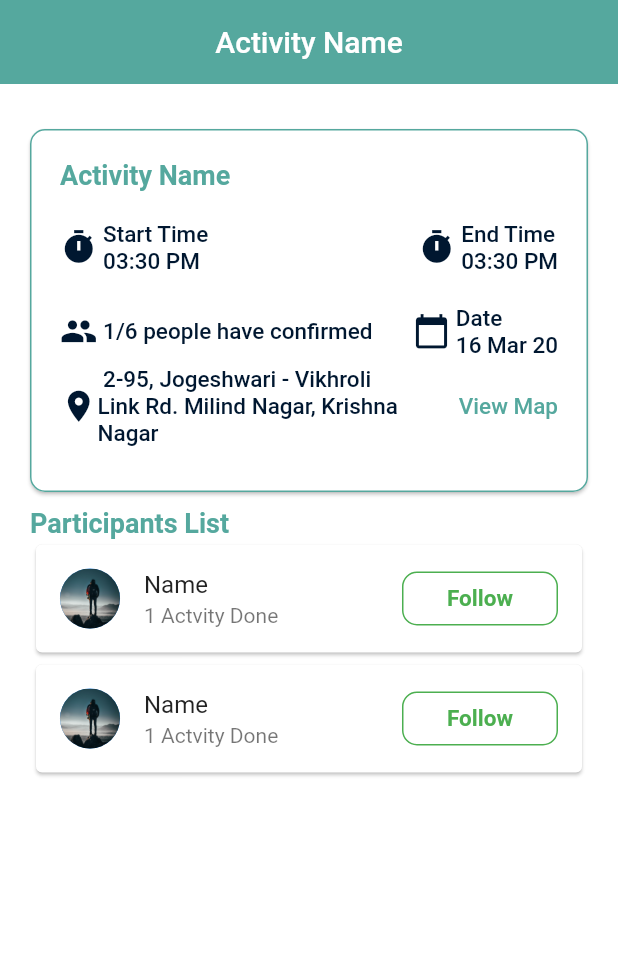
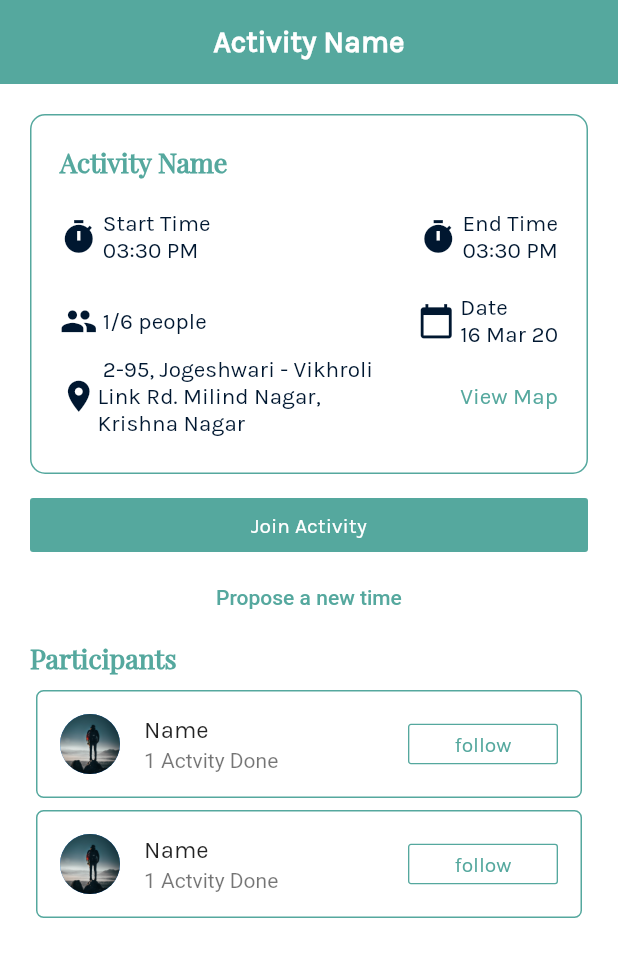
Before and after one commit to priyamshah112/chalo, a Flutter app: the ActivityDetails screen opened directly, on a phone screen of 412 x 824 dp. Shown: the top 957 px of the screen. Run offline on Flutter 3.47's test engine with Material 2 defaults, Android fonts, the phone set to English and light mode, and no system bars; our stand-ins replace cloud_firestore, datetime_picker_formfield, firebase_auth, firebase_messaging, firebase_storage, flutter_map and 10 more; missing offline and left inert: gender_selection, geocoder, mapbox_search_flutter, steel_crypt; accounts and stored records are empty.

Commit message:
Activity details for all activty page

```diff
--- a/lib/Activity_Detail.dart
+++ b/lib/Activity_Detail.dart
@@ -30,6 +30,8 @@ class _ActivityDetailsState extends State<ActivityDetails> {
             'Activity Name',
             style: TextStyle(
               color: Colors.white,
+              fontFamily: bodyText,
+              fontWeight: FontWeight.bold,
             ),
           ),
         ),
@@ -47,7 +49,7 @@ class _ActivityDetailsState extends State<ActivityDetails> {
                 child: Column(
                   children: <Widget>[
                     SizedBox(
-                      height: 20.0,
+                      height: 10.0,
                     ),
 //                    Stack(
 //                      children: <Widget>[
@@ -100,6 +102,7 @@ class _ActivityDetailsState extends State<ActivityDetails> {
                                         color: Color(primary),
                                         fontWeight: FontWeight.bold,
                                         fontSize: 18,
+                                        fontFamily: heading,
                                       ),
                                     ),
                                   ],
@@ -129,6 +132,7 @@ class _ActivityDetailsState extends State<ActivityDetails> {
                                               style: TextStyle(
                                                   color: Color(secondary),
                                                   fontSize: 15,
+                                                  fontFamily: bodyText,
                                                   fontWeight: FontWeight.w500),
                                             ),
                                             Text(
@@ -136,6 +140,7 @@ class _ActivityDetailsState extends State<ActivityDetails> {
                                               style: TextStyle(
                                                   color: Color(secondary),
                                                   fontSize: 15,
+                                                  fontFamily: bodyText,
                                                   fontWeight: FontWeight.w500),
                                             ),
                                           ],
@@ -160,6 +165,7 @@ class _ActivityDetailsState extends State<ActivityDetails> {
                                               style: TextStyle(
                                                   color: Color(secondary),
                                                   fontSize: 15,
+                                                  fontFamily: bodyText,
                                                   fontWeight: FontWeight.w500),
                                             ),
                                             Text(
@@ -167,6 +173,7 @@ class _ActivityDetailsState extends State<ActivityDetails> {
                                               style: TextStyle(
                                                   color: Color(secondary),
                                                   fontSize: 15,
+                                                  fontFamily: bodyText,
                                                   fontWeight: FontWeight.w500),
                                             ),
                                           ],
@@ -192,10 +199,11 @@ class _ActivityDetailsState extends State<ActivityDetails> {
                                           size: 25,
                                         ),
                                         Text(
-                                          " 1/6 people have confirmed",
+                                          " 1/6 people",
                                           style: TextStyle(
                                               color: Color(secondary),
                                               fontSize: 15,
+                                              fontFamily: bodyText,
                                               fontWeight: FontWeight.w500),
                                         ),
                                       ],
@@ -218,6 +226,7 @@ class _ActivityDetailsState extends State<ActivityDetails> {
                                               style: TextStyle(
                                                   color: Color(secondary),
                                                   fontSize: 15,
+                                                  fontFamily: bodyText,
                                                   fontWeight: FontWeight.w500),
                                             ),
                                             Text(
@@ -225,6 +234,7 @@ class _ActivityDetailsState extends State<ActivityDetails> {
                                               style: TextStyle(
                                                   color: Color(secondary),
                                                   fontSize: 15,
+                                                  fontFamily: bodyText,
                                                   fontWeight: FontWeight.w500),
                                             ),
                                           ],
@@ -259,6 +269,7 @@ class _ActivityDetailsState extends State<ActivityDetails> {
                                               style: TextStyle(
                                                   color: Color(secondary),
                                                   fontSize: 15,
+                                                  fontFamily: bodyText,
                                                   fontWeight: FontWeight.w500),
                                             ),
                                           ),
@@ -276,7 +287,9 @@ class _ActivityDetailsState extends State<ActivityDetails> {
                                             style: TextStyle(
                                               color: Color(primary),
                                               fontSize: 15,
-                                                fontWeight: FontWeight.w500),
+                                              fontFamily: bodyText,
+                                              fontWeight: FontWeight.w500,
+                                            ),
                                           ),
                                         ),
                                       ],
@@ -287,81 +300,143 @@ class _ActivityDetailsState extends State<ActivityDetails> {
                                 SizedBox(
                                   height: 5,
                                 ),
-                                SizedBox(
-                                  height: 5,
-                                ),
+
                                 //loop start
                               ],
                             ),
                           ),
+                          elevation: 0,
+                        ),
+                        SizedBox(
+                          width: double.infinity,
+                          child: FlatButton(
+                            onPressed: () {},
+                            color: Color(primary),
+                            textColor: Colors.white,
+                            child: Text(
+                              "Join Activity",
+                              style: TextStyle(
+                                fontFamily: bodyText,
+                              ),
+                            ),
+                          ),
+                        ),
+                        Center(
+                          child: FlatButton(
+                            highlightColor: Colors.transparent,
+                            child: Text(
+                              'Propose a new time',
+                              style: TextStyle(
+                                color: Color(primary),
+                              ),
+                            ),
+                            onPressed: () {},
+                          ),
+                        ),
+                        SizedBox(
+                          height: 5,
                         ),
                         Text(
-                          "Participants List",
+                          "Participants",
                           style: TextStyle(
                             fontWeight: FontWeight.bold,
                             fontSize: 18,
                             color: Color(primary),
+                            fontFamily: heading,
                           ),
+                        ),
+                        SizedBox(
+                          height: 5,
                         ),
                         Column(
                           mainAxisSize: MainAxisSize.min,
                           children: <Widget>[
                             Card(
+                              elevation: 0,
+                              shape: RoundedRectangleBorder(
+                                borderRadius: BorderRadius.circular(5),
+                                side: BorderSide(
+                                  width: 1,
+                                  color: Color(primary),
+                                ),
+                              ),
                               child: ListTile(
                                 leading: CircleAvatar(
                                   backgroundImage:
                                       AssetImage("images/bgcover.jpg"),
                                 ),
-                                title: Text('Name'),
+                                title: Text(
+                                  'Name',
+                                  style: TextStyle(
+                                      fontFamily: bodyText,
+                                      fontWeight: FontWeight.w400),
+                                ),
                                 subtitle: Text('1 Actvity Done'),
-                                trailing: OutlineButton(
+                                trailing: Container(
+                                  width: 100,
+                                  height: 27,
+                                  child: OutlineButton(
                                     onPressed: () {},
+                                    borderSide: BorderSide(
+                                      color:
+                                          Color(primary), //Color of the border
+                                      style: BorderStyle
+                                          .solid, //Style of the border
+                                      width: 0.9, //width of the border
+                                    ),
+                                    color: Color(primary),
+                                    textColor: Color(primary),
                                     child: Text(
-                                    "Follow",
+                                      "follow",
                                       style: TextStyle(
-                                      fontWeight: FontWeight.bold,
-                                      fontSize: 15,
+                                        fontFamily: bodyText,
                                       ),
                                     ),
-                                  textColor: Colors.green,
-                                  shape: new RoundedRectangleBorder(
-                                    borderRadius:
-                                        new BorderRadius.circular(10.0),
-                                  ),
-                                  borderSide: BorderSide(color: Colors.green),
-                                  highlightedBorderColor: Colors.green,
-                                  padding: EdgeInsets.symmetric(
-                                    horizontal: 30,
                                   ),
                                 ),
                               ),
                             ),
                             Card(
+                              elevation: 0,
+                              shape: RoundedRectangleBorder(
+                                borderRadius: BorderRadius.circular(5),
+                                side: BorderSide(
+                                  width: 1,
+                                  color: Color(primary),
+                                ),
+                              ),
                               child: ListTile(
                                 leading: CircleAvatar(
                                   backgroundImage:
                                       AssetImage("images/bgcover.jpg"),
                                 ),
-                                title: Text('Name'),
+                                title: Text(
+                                  'Name',
+                                  style: TextStyle(
+                                      fontFamily: bodyText,
+                                      fontWeight: FontWeight.w400),
+                                ),
                                 subtitle: Text('1 Actvity Done'),
-                                trailing: OutlineButton(
+                                trailing: Container(
+                                  width: 100,
+                                  height: 27,
+                                  child: OutlineButton(
                                     onPressed: () {},
+                                    borderSide: BorderSide(
+                                      color:
+                                          Color(primary), //Color of the border
+                                      style: BorderStyle
+                                          .solid, //Style of the border
+                                      width: 0.9, //width of the border
+                                    ),
+                                    color: Color(primary),
+                                    textColor: Color(primary),
                                     child: Text(
-                                    "Follow",
+                                      "follow",
                                       style: TextStyle(
-                                      fontWeight: FontWeight.bold,
-                                      fontSize: 15,
+                                        fontFamily: bodyText,
                                       ),
                                     ),
-                                  textColor: Colors.green,
-                                  shape: new RoundedRectangleBorder(
-                                    borderRadius:
-                                        new BorderRadius.circular(10.0),
-                                  ),
-                                  borderSide: BorderSide(color: Colors.green),
-                                  highlightedBorderColor: Colors.green,
-                                  padding: EdgeInsets.symmetric(
-                                    horizontal: 30,
                                   ),
                                 ),
                               ),
```
Also changed, not shown: lib/all_activities.dart (+17 -6 lines), lib/follow_request.dart (+9 -28 lines). Lines whose indentation alone changed are shown as unchanged.
